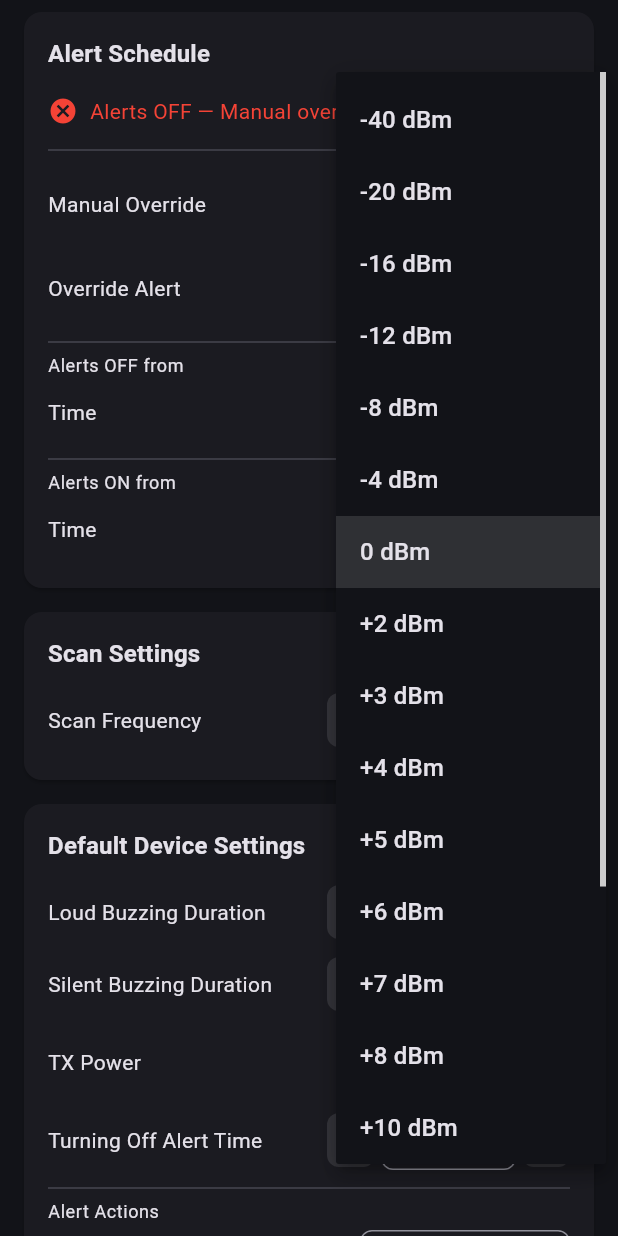
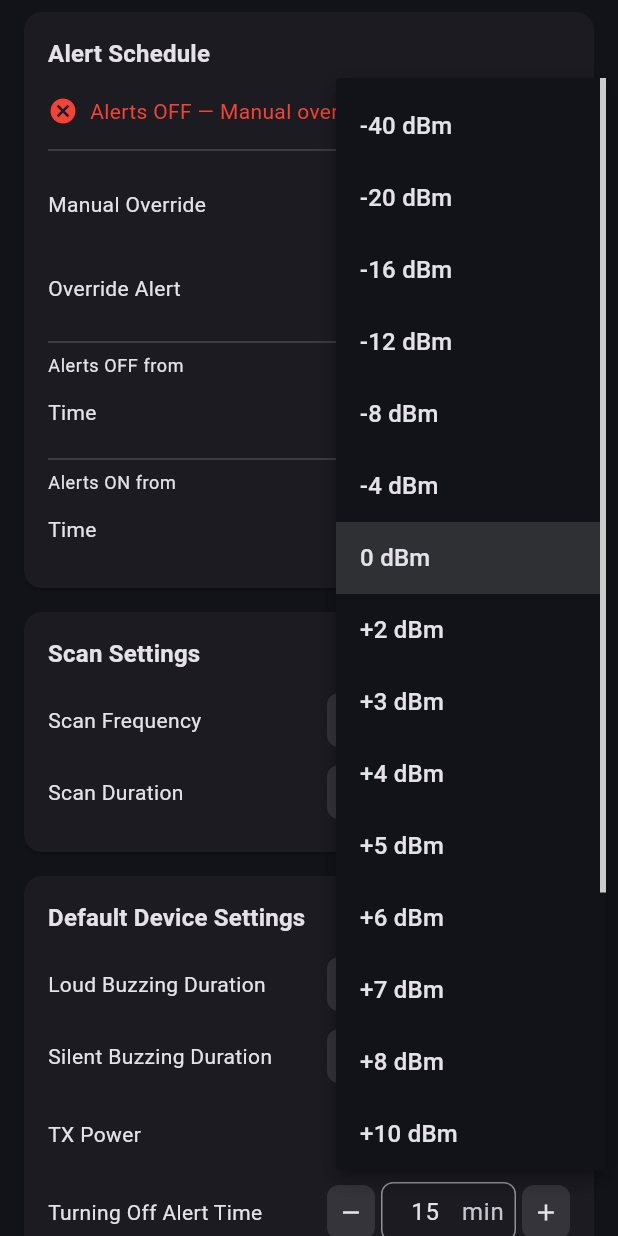
Before and after one commit to themkoi/NordiCoin, a Flutter app: the SettingsPage screen opened directly, after a tap on "0 dBm", on a phone screen of 412 x 824 dp. Run offline on Flutter 3.47's test engine with Material 3 defaults, Android fonts, the phone set to English and light mode, and no system bars; our stand-ins replace flutter_local_notifications, hive_flutter, just_audio, permission_handler, vibration; missing offline and left inert: audio_session, flutter_background_service; accounts and stored records are empty.

Commit message:
Scan duration, alerts per device optimisations

```diff
--- a/app/lib/data.dart
+++ b/app/lib/data.dart
@@ -129,6 +129,9 @@ class Settings extends HiveObject {
   late int scanFrequencyTimeM;
 
   @HiveField(7)
+  late int scanDurationS;
+
+  @HiveField(8)
   late OnAppDevice defaultDeviceSettings;
 
   Settings({
@@ -139,6 +142,7 @@ class Settings extends HiveObject {
     this.alertsOnAfterTimeH = 0,
     this.alertsOnAfterTimeM = 0,
     this.scanFrequencyTimeM = 4,
+    this.scanDurationS = 20,
     required this.defaultDeviceSettings,
   });
 }
--- a/app/lib/pages/scan.dart
+++ b/app/lib/pages/scan.dart
@@ -70,9 +70,11 @@ class _ScanScreenState extends State<ScanScreen> {
   }
 
   Future onScanPressed() async {
+    final settingsBox = Hive.box(hiveBoxSettings);
+    final settings = settingsBox.get(0) as Settings;
     try {
       await FlutterBluePlus.startScan(
-        timeout: const Duration(seconds: 15),
+        timeout: Duration(seconds: settings.scanDurationS),
         androidUsesFineLocation: true,
         androidScanMode: AndroidScanMode.lowLatency,
         continuousUpdates: true,
--- a/app/lib/pages/settings.dart
+++ b/app/lib/pages/settings.dart
@@ -398,6 +398,17 @@ class _SettingsPageState extends State<SettingsPage> {
               },
               suffix: 'min',
             ),
+            _buildIntField(
+              label: 'Scan Duration',
+              value: _settings.scanDurationS,
+              onChanged: (v) {
+                setState(() {
+                  _settings.scanDurationS = v;
+                  _autoSave();
+                });
+              },
+              suffix: 's',
+            ),
           ]),
           _buildSection('Default Device Settings', [
             _buildIntField(
--- a/app/lib/utils/ble.dart
+++ b/app/lib/utils/ble.dart
@@ -73,6 +73,16 @@ int txPowerFromString(String str) {
 
   if (settings.alertsManualOverride && !settings.alertsManualOverrideAlert) {
     final result = (isOn: false, reason: 'Manual override disabled');
+    print('areAlertsOn: $result');
+    return result;
+  }
+
+  final devicesBox = Hive.box(hiveBoxDevices);
+  final hasAlertsDevice = devicesBox.values.any(
+    (d) => d is Device && d.enabledAlerts,
+  );
+  if (!hasAlertsDevice) {
+    final result = (isOn: false, reason: 'No devices with alerts enabled');
     print('areAlertsOn: $result');
     return result;
   }
```
Also changed, not shown: app/lib/service/background_scan.dart (+7 -4 lines), app/lib/utils/other.dart (+8 -3 lines), app/lib/utils/scan.dart (+6 -2 lines), app/lib/data.g.dart.
